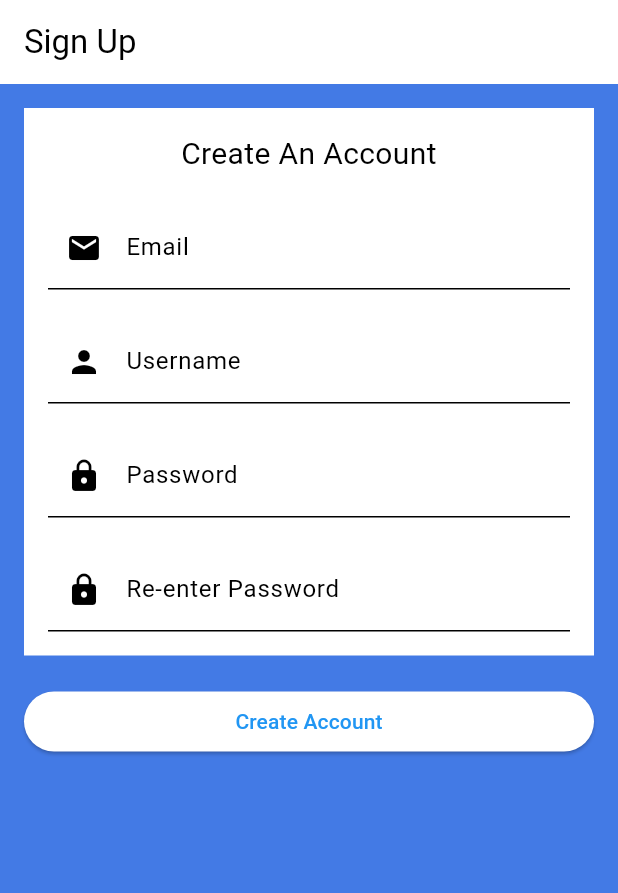
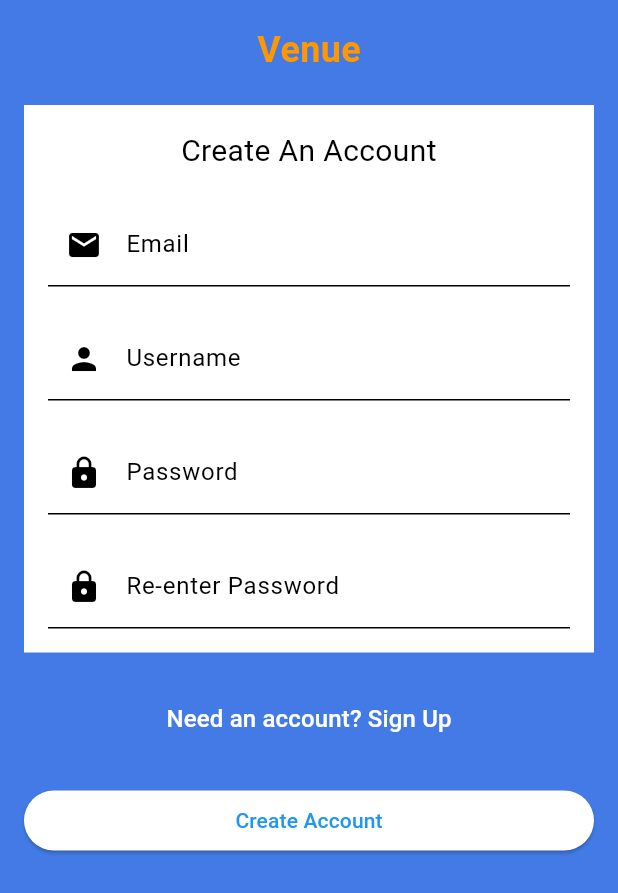
Before and after one commit to trungtran1234/Venue, a Flutter app: the screen it shows after launch, on a phone screen of 412 x 824 dp. Shown: the top 893 px of the screen. Run offline on Flutter 3.47's test engine with Material 3 defaults, Android fonts, the phone set to English and light mode, and no system bars.

Commit message:
app name and need account design

```diff
--- a/lib/signup.dart
+++ b/lib/signup.dart
@@ -4,14 +4,23 @@ class SignUpPage extends StatelessWidget {
   @override
   Widget build(BuildContext context) {
     return Scaffold(
-      appBar: AppBar(
-        title: Text('Sign Up'),
-      ),
       body: Padding(
         padding: EdgeInsets.all(16.0),
         child: Column(
           crossAxisAlignment: CrossAxisAlignment.stretch,
           children: [
+            Container(
+              alignment: Alignment.center,
+              child: Text(
+                'Venue',
+                style: TextStyle(
+                  color: Colors.orange,
+                  fontSize: 24.0,
+                  fontWeight: FontWeight.bold,
+                ),
+              ),
+            ),
+            SizedBox(height: 20.0),
             Container(
               color: Colors.white,
               padding: EdgeInsets.all(16.0),
@@ -28,6 +37,20 @@ class SignUpPage extends StatelessWidget {
                   SizedBox(height: 20.0),
                   SignUpForm(),
                 ],
+              ),
+            ),
+            SizedBox(height: 20.0),
+            Container(
+              alignment: Alignment.center,
+              child: TextButton(
+                onPressed: () {},
+                child: Text(
+                  'Need an account? Sign Up',
+                  style: TextStyle(
+                    color: Colors.white,
+                    fontSize: 16.0,
+                  ),
+                ),
               ),
             ),
             SizedBox(height: 20.0),
```
